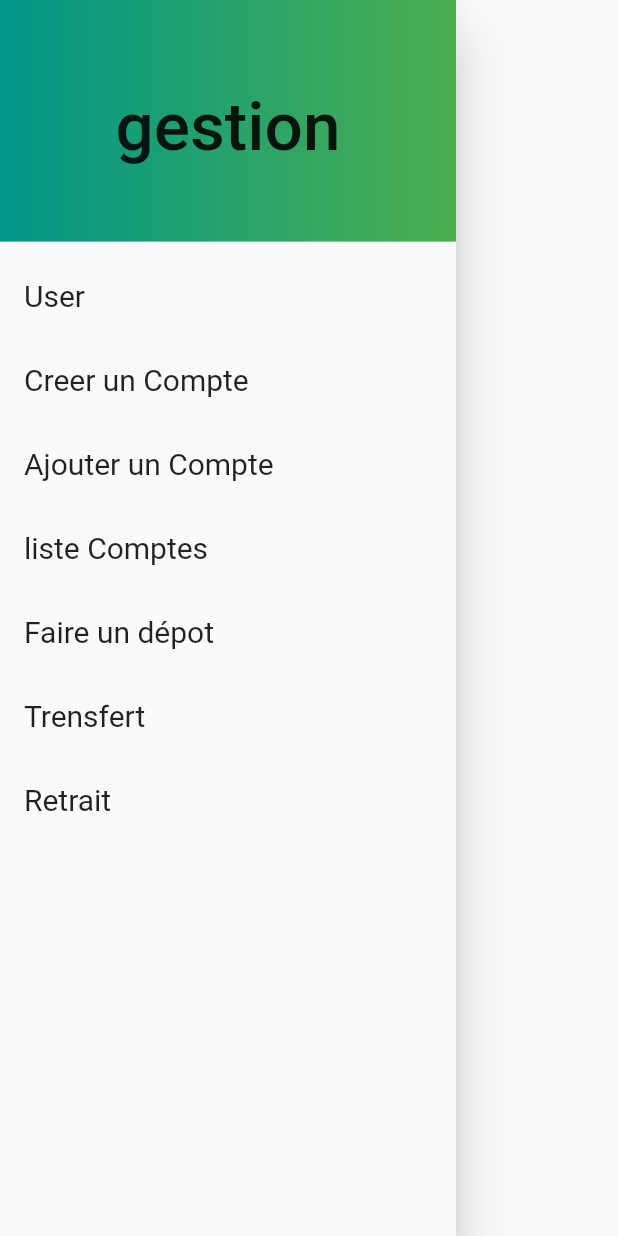
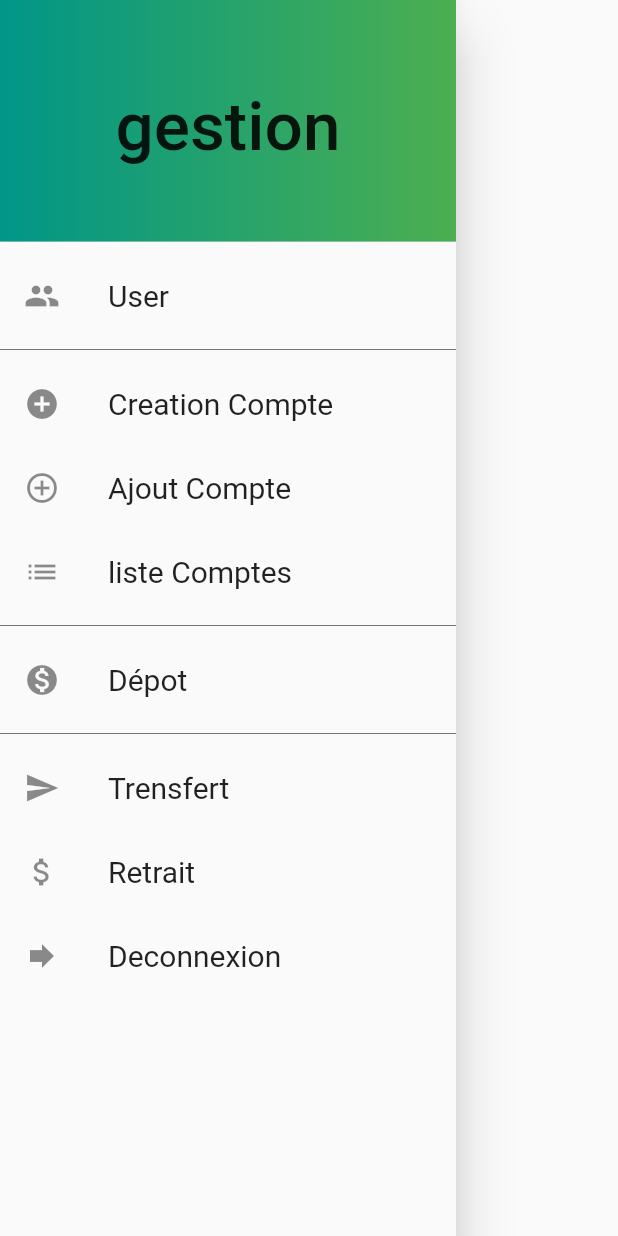
Before and after one commit to 779530506/trensfert_argent_mobile, a Flutter app: the Menu widget shown alone on an empty page, opened directly, on a phone screen of 412 x 824 dp. Run offline on Flutter 3.47's test engine with Material 2 defaults, Android fonts, the phone set to English and light mode, and no system bars; our stand-ins replace shared_preferences; missing offline and left inert: http_interceptor; accounts and stored records are empty; network calls fail.

```diff
--- a/lib/album.dart
+++ /dev/null
@@ -1,13 +0,0 @@
-class Album {
-  final int id;
-  final String title;
-
-  Album({this.id, this.title});
-
-  factory Album.fromJson(Map<String, dynamic> json) {
-    return Album(
-      id: json['id'],
-      title: json['title'],
-    );
-  }
-}
--- a/lib/menu.dart
+++ b/lib/menu.dart
@@ -1,4 +1,7 @@
 import 'package:flutter/material.dart';
+import 'package:trensfert_argent_mobile/authService.dart';
+import 'package:trensfert_argent_mobile/main.dart';
+import 'package:trensfert_argent_mobile/widget/userList.dart';
 class Menu extends StatefulWidget {
   @override
   _MenuState createState() => _MenuState();
@@ -22,41 +25,62 @@ class _MenuState extends State<Menu> {
            ))
        ),
        ListTile(
+                leading: Icon(
+                  Icons.group
+                 ) ,
                 title: Text('User',style: TextStyle(fontSize: 20),),
+                onTap: (){
+                  Navigator.of(context).pop();
+                 Navigator.push(context, MaterialPageRoute(builder: (context)=>UserList() ));
+                },
+              ),
+       Divider(color: Colors.black54,),
+       ListTile(
+                leading: Icon(
+                  Icons.add_circle
+                ) ,
+                title: Text('Creation Compte',style: TextStyle(fontSize: 20),),
                 onTap: (){
                   Navigator.of(context).pop();
                  // Navigator.push(context, MaterialPageRoute(builder: (context)=>Quiz() ));
                 },
               ),
        ListTile(
-                title: Text('Creer un Compte',style: TextStyle(fontSize: 20),),
+                leading: Icon(
+                  Icons.add_circle_outline
+                ),
+                title: Text('Ajout Compte',style: TextStyle(fontSize: 20),),
                 onTap: (){
                   Navigator.of(context).pop();
                  // Navigator.push(context, MaterialPageRoute(builder: (context)=>Quiz() ));
                 },
               ),
        ListTile(
-                title: Text('Ajouter un Compte',style: TextStyle(fontSize: 20),),
-                onTap: (){
-                  Navigator.of(context).pop();
-                 // Navigator.push(context, MaterialPageRoute(builder: (context)=>Quiz() ));
-                },
-              ),
-       ListTile(
+                leading: Icon(
+                  Icons.list
+                ) ,
                 title: Text('liste Comptes',style: TextStyle(fontSize: 20),),
                 onTap: (){
                   Navigator.of(context).pop();
                  // Navigator.push(context, MaterialPageRoute(builder: (context)=>Quiz() ));
                 },
               ),
+       Divider(color: Colors.black54,),
        ListTile(
-                title: Text('Faire un dépot',style: TextStyle(fontSize: 20),),
+                leading: Icon(
+                  Icons.monetization_on
+                ) ,
+                title: Text('Dépot',style: TextStyle(fontSize: 20),),
                 onTap: (){
                   Navigator.of(context).pop();
                  // Navigator.push(context, MaterialPageRoute(builder: (context)=>Quiz() ));
                 },
               ),
+       Divider(color: Colors.black54,),
        ListTile(
+               leading: Icon(
+                  Icons.send
+                ) ,
                 title: Text('Trensfert',style: TextStyle(fontSize: 20),),
                 onTap: (){
                   Navigator.of(context).pop();
@@ -64,10 +88,24 @@ class _MenuState extends State<Menu> {
                 },
               ),
        ListTile(
+                leading: Icon(
+                  Icons.attach_money
+                ) ,
                 title: Text('Retrait',style: TextStyle(fontSize: 20),),
                 onTap: (){
                   Navigator.of(context).pop();
                  // Navigator.push(context, MaterialPageRoute(builder: (context)=>Quiz() ));
+                },
+              ),
+       ListTile(
+                leading: Icon(
+                  Icons.forward
+                ) ,
+                title: Text('Deconnexion',style: TextStyle(fontSize: 20),),
+                onTap: (){
+                Navigator.of(context).pop();
+                Navigator.push(context, MaterialPageRoute(builder: (context)=>MyApp() ));
+                AuthService().logout();
                 },
               ),
        ],
--- /dev/null
+++ b/lib/modele/user.dart
@@ -0,0 +1,38 @@
+class User{
+  String username;
+  String password;
+  String token;
+  String nom;
+  String prenom;
+  String tel;
+  String email;
+  String dateNaissance;
+  String roles;
+  String adresse;
+  User({
+    this.username,
+    this.password,
+    this.token,
+    this.nom,
+    this.prenom,
+    this.dateNaissance,
+    this.email,
+    this.roles,
+    this.tel,
+    this.adresse
+     });
+ factory User.fromJson(Map<String, dynamic> json) {
+    return User(
+      username: json['username'],
+      password: json['password'],
+      token: json['token'],
+      nom: json['nom'],
+      prenom: json['prenom'],
+      email: json['email'],
+      dateNaissance: json['dateNaissance'],
+      tel: json['tel'],
+      roles: json['roles'],
+      adresse: json['adresse'],
+    );
+  }
+}
--- a/lib/user.dart
+++ /dev/null
@@ -1,13 +0,0 @@
-class User{
-  String username;
-  String password;
-  String token;
-  User({this.username, this.password, this.token});
- factory User.fromJson(Map<String, dynamic> json) {
-    return User(
-      username: json['username'],
-      password: json['password'],
-      token: json['token'],
-    );
-  }
-}
--- a/pubspec.yaml
+++ b/pubspec.yaml
@@ -20,6 +20,8 @@ dependencies:
   flutter:
     sdk: flutter
   http: ^0.12.0+4
+
+  http_interceptor: any
   #flutter_secure_storage: ^3.3.3
 
   shared_preferences: ^0.5.7
```
Also changed, not shown: lib/authService.dart (+38 -26 lines), lib/formConnexion.dart (+2 -5 lines), lib/helper/interceptor.dart (added, +16 -0 lines), lib/myAlbum.dart (deleted, +0 -101 lines), lib/service/userService.dart (added, +23 -0 lines), lib/widget/userList.dart (added, +76 -0 lines), pubspec.lock.
